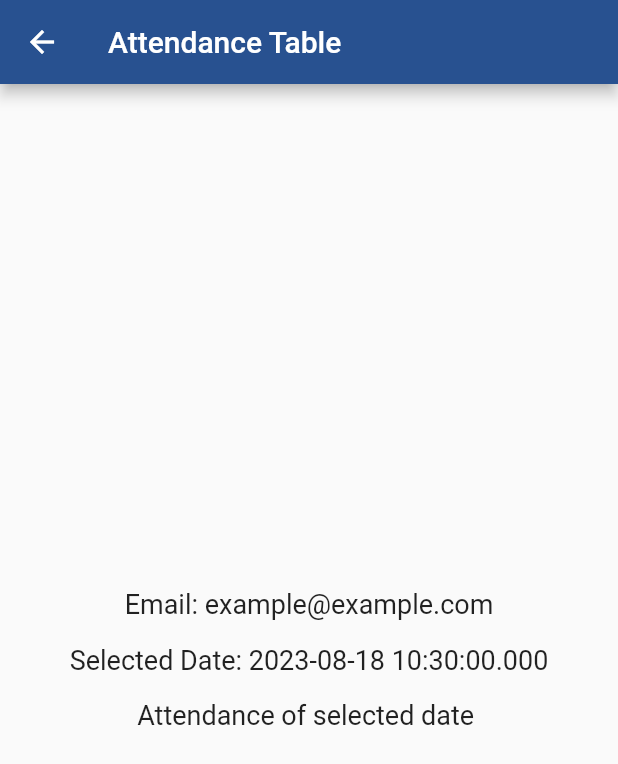
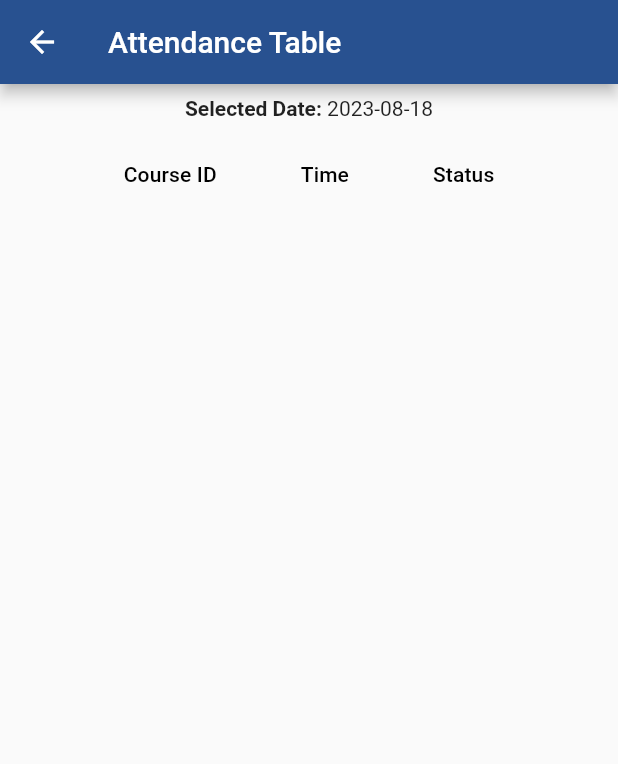
Before and after one commit to jashwanth0712/attendance-app, a Flutter app: the DateWiseAttendanceTable screen opened directly, on a phone screen of 412 x 824 dp. Shown: the top 764 px of the screen. Run offline on Flutter 3.47's test engine with Material 2 defaults, Android fonts, the light colour scheme and no system bars; our stand-ins replace flutter_heatmap_calendar, flutter_secure_storage, lottie; accounts and stored records are empty.

Commit message:
Added table in the date wise attendace

```diff
--- a/lib/Pages/DateWiseAttendanceTable.dart
+++ b/lib/Pages/DateWiseAttendanceTable.dart
@@ -1,4 +1,6 @@
 import 'package:flutter/material.dart';
+
+import '../utils/secure_storage_utils.dart';
 
 class DateWiseAttendanceTable extends StatefulWidget {
   final String email;
@@ -11,30 +13,74 @@ class DateWiseAttendanceTable extends StatefulWidget {
 }
 
 class _DateWiseAttendanceTableState extends State<DateWiseAttendanceTable> {
+  List<Map<String, dynamic>> attendancedata = [];
+  void initState() {
+    super.initState();
+    fetchAttendanceData();
+  }
+  Future<void> fetchAttendanceData() async {
+    List<Map<String, dynamic>>? newData =
+    await getDataValueFromSecureStorage("data");
+    if (newData != null) {
+      setState(() {
+        attendancedata = newData;
+        print("got attendancedata");
+        print(newData);
+      });
+    }
+  }
   @override
   Widget build(BuildContext context) {
+    List<Map<String, dynamic>> filteredData = attendancedata.where((entry) {
+      return entry['AttDate'] == widget.selectedDate.toString().substring(0, 10);
+    }).toList();
+
     return Scaffold(
       appBar: AppBar(
         title: Text("Attendance Table"),
       ),
       body: Center(
         child: Column(
-          mainAxisAlignment: MainAxisAlignment.center,
+          mainAxisAlignment: MainAxisAlignment.start,
           children: [
-            Text(
-              "Email: ${widget.email}",
-              style: TextStyle(fontSize: 18),
-            ),
-            SizedBox(height: 16),
-            Text(
-              "Selected Date: ${widget.selectedDate.toString()}",
-              style: TextStyle(fontSize: 18),
+            Padding(
+              padding: const EdgeInsets.all(8.0),
+              child: Row(
+                mainAxisAlignment: MainAxisAlignment.center,
+
+                children: [
+                  Text(
+                    'Selected Date: ',
+                    style: TextStyle(
+                      fontWeight: FontWeight.bold,
+                      // You can also apply other styles like color, font size, etc. here
+                    ),
+                  ),
+                  Text(
+                    widget.selectedDate.toString().substring(0, 10),
+                    style: TextStyle(
+                      // Apply any styles you want for the date here
+                    ),
+                  ),
+                ],
+              ),
             ),
 
-            SizedBox(height: 16),
-            Text(
-              "Attendance of selected date ",
-              style: TextStyle(fontSize: 18),
+            DataTable(
+              columns: [
+                DataColumn(label: Text('Course ID')),
+                DataColumn(label: Text('Time')),
+                DataColumn(label: Text('Status')),
+              ],
+              rows: filteredData.map((entry) {
+                return DataRow(
+                  cells: [
+                    DataCell(Text(entry['CourseID'])),
+                    DataCell(Text(entry['AttTime'])),
+                    DataCell(Text(entry['StudStatus'])),
+                  ],
+                );
+              }).toList(),
             ),
           ],
         ),
```
